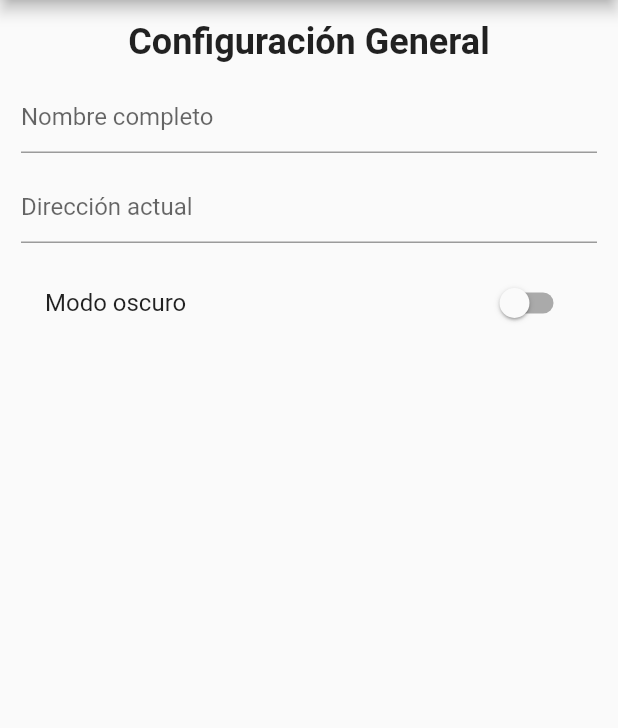
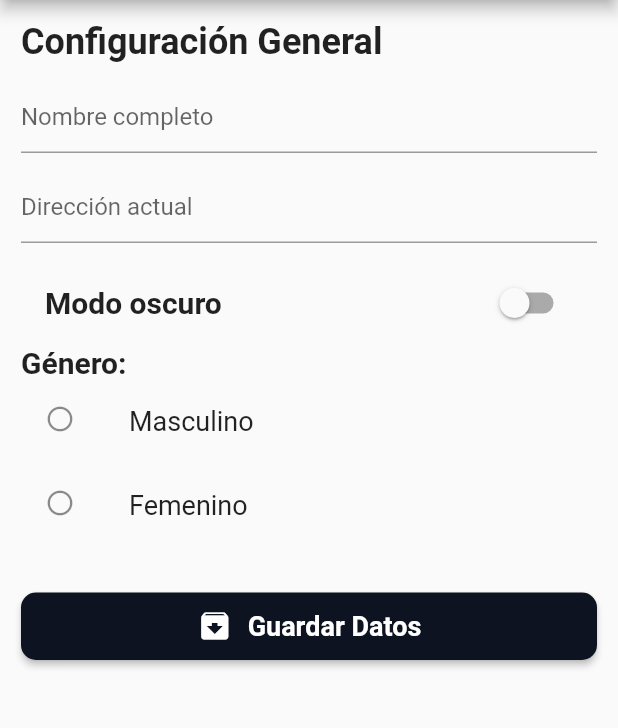
Before and after one commit to LimberthStyle/FLUTTER, a Flutter app: the screen it shows after launch, on a phone screen of 412 x 824 dp, the part 84-812 px from its top. Run offline on Flutter 3.47's test engine with Material 2 defaults, Android fonts, the light colour scheme and no system bars; our stand-ins replace google_fonts.

Commit message:
Diseño terminado

```diff
--- a/flutter_persistencia/lib/pages/home_page.dart
+++ b/flutter_persistencia/lib/pages/home_page.dart
@@ -16,6 +16,7 @@ class HomePage extends StatelessWidget {
       body: Padding(
         padding: EdgeInsets.all(14),
         child: Column(
+          crossAxisAlignment: CrossAxisAlignment.start,
           children: [
             Text(
               "Configuración General",
@@ -44,9 +45,65 @@ class HomePage extends StatelessWidget {
               height: 12,
             ),
             SwitchListTile(
-                title: Text("Modo oscuro"),
+                title: Text(
+                  "Modo oscuro",
+                  style: TextStyle(fontSize: 20, fontWeight: FontWeight.bold),
+                ),
                 value: isDarkMode,
                 onChanged: (bool value) {}),
+            const Text(
+              "Género:",
+              style: TextStyle(fontSize: 20, fontWeight: FontWeight.bold),
+            ),
+            const ListTile(
+              leading: Icon(
+                Icons.circle_outlined,
+                size: 20,
+              ),
+              title: Text(
+                "Masculino",
+                style: TextStyle(fontSize: 18),
+              ),
+            ),
+            const ListTile(
+              leading: Icon(
+                Icons.circle_outlined,
+                size: 20,
+              ),
+              title: Text(
+                "Femenino",
+                style: TextStyle(fontSize: 18),
+              ),
+            ),
+            SizedBox(
+              height: 30,
+            ),
+            SizedBox(
+              height: 45,
+              child: ElevatedButton(
+                  style: ButtonStyle(
+                    backgroundColor:
+                        MaterialStateProperty.all<Color>(Color(0xff0d1321)),
+                    shape: MaterialStateProperty.all<RoundedRectangleBorder>(
+                        RoundedRectangleBorder(
+                            borderRadius: BorderRadius.circular(10))),
+                  ),
+                  onPressed: () {},
+                  child: Row(
+                    mainAxisAlignment: MainAxisAlignment.center,
+                    children: [
+                      Icon(Icons.archive),
+                      SizedBox(
+                        width: 10,
+                      ),
+                      Text(
+                        "Guardar Datos",
+                        style: TextStyle(
+                            fontSize: 18, fontWeight: FontWeight.w700),
+                      ),
+                    ],
+                  )),
+            )
           ],
         ),
       ),
--- a/flutter_persistencia/lib/widgets/my_drawer_widget.dart
+++ b/flutter_persistencia/lib/widgets/my_drawer_widget.dart
@@ -5,7 +5,7 @@ class MyDrawerWidget extends StatelessWidget {
 
   @override
   Widget build(BuildContext context) {
-    return Drawer(
+    return const Drawer(
       child: Column(
         children: [
           DrawerHeader(
```
